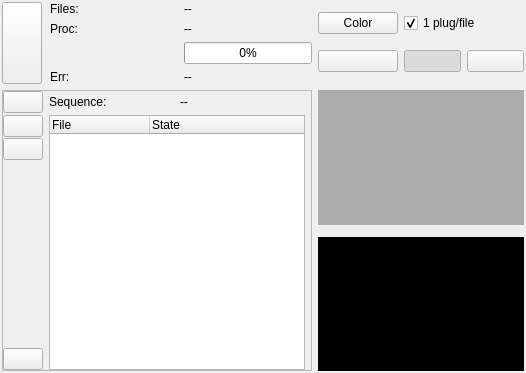
cseyve/piaf, file workflow/tools/ui/batch_progress_widget.ui: the form before one commit.
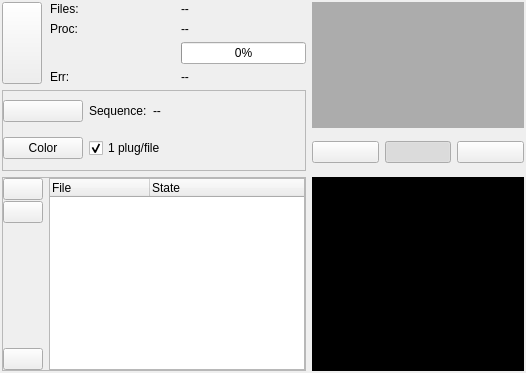
The form after the commit. Icons and pictures are not drawn. Custom widgets are drawn as their Qt base class.

```diff
--- a/workflow/tools/ui/batch_progress_widget.ui
+++ b/workflow/tools/ui/batch_progress_widget.ui
@@ -169,110 +169,7 @@
      </layout>
     </widget>
    </item>
-   <item row="0" column="2">
-    <widget class="QWidget" name="widget_options" native="true">
-     <layout class="QGridLayout" name="gridLayout_2">
-      <property name="margin">
-       <number>0</number>
-      </property>
-      <item row="2" column="0">
-       <widget class="QPushButton" name="recordButton">
-        <property name="toolTip">
-         <string>Record output image or movies</string>
-        </property>
-        <property name="statusTip">
-         <string>Record output image when inputs are still images or movies when inputs are movies</string>
-        </property>
-        <property name="whatsThis">
-         <string>Record output image or movies</string>
-        </property>
-        <property name="text">
-         <string/>
-        </property>
-        <property name="icon">
-         <iconset resource="../../../main/piaf.qrc">
-          <normaloff>:/images/22x22/media-record.png</normaloff>:/images/22x22/media-record.png</iconset>
-        </property>
-        <property name="checkable">
-         <bool>true</bool>
-        </property>
-       </widget>
-      </item>
-      <item row="2" column="2">
-       <widget class="QPushButton" name="viewButton">
-        <property name="toolTip">
-         <string>Display the image output once per second</string>
-        </property>
-        <property name="text">
-         <string/>
-        </property>
-        <property name="icon">
-         <iconset resource="../../../main/piaf.qrc">
-          <normaloff>:/images/16x16/layer-visible-on.png</normaloff>:/images/16x16/layer-visible-on.png</iconset>
-        </property>
-        <property name="shortcut">
-         <string>F5</string>
-        </property>
-        <property name="checkable">
-         <bool>true</bool>
-        </property>
-        <property name="checked">
-         <bool>true</bool>
-        </property>
-       </widget>
-      </item>
-      <item row="0" column="0">
-       <widget class="QPushButton" name="greyButton">
-        <property name="toolTip">
-         <string>if down, the images will be converted to grayscale before processing</string>
-        </property>
-        <property name="statusTip">
-         <string>Process input files in color or in grayscale: conversion is done before sending the images to plugins</string>
-        </property>
-        <property name="text">
-         <string>Color</string>
-        </property>
-        <property name="icon">
-         <iconset resource="../../../main/piaf.qrc">
-          <normaloff>:/images/22x22/view-color.png</normaloff>
-          <activeon>:/images/22x22/view-gray.png</activeon>:/images/22x22/view-color.png</iconset>
-        </property>
-        <property name="checkable">
-         <bool>true</bool>
-        </property>
-       </widget>
-      </item>
-      <item row="2" column="3">
-       <widget class="QPushButton" name="snapButton">
-        <property name="text">
-         <string/>
-        </property>
-        <property name="icon">
-         <iconset resource="../../../main/piaf.qrc">
-          <normaloff>:/images/22x22/document-save.png</normaloff>:/images/22x22/document-save.png</iconset>
-        </property>
-       </widget>
-      </item>
-      <item row="0" column="2" colspan="2">
-       <widget class="QCheckBox" name="reloadPluginCheckBox">
-        <property name="toolTip">
-         <string>Reload plugins at every change of file</string>
-        </property>
-        <property name="statusTip">
-         <string>Reload the plugins at every change of file. If unchecked, all the images will be processed by the same plugin processus (beware of image size changes).</string>
-        </property>
-        <property name="text">
-         <string>1 plug/file</string>
-        </property>
-        <property name="checked">
-         <bool>true</bool>
-        </property>
-       </widget>
-      </item>
-     </layout>
-    </widget>
-   </item>
-   <item row="3" column="2">
+   <item row="3" column="2" rowspan="3">
     <widget class="ImageWidget" name="imageLabel" native="true">
      <property name="sizePolicy">
       <sizepolicy hsizetype="Expanding" vsizetype="Expanding">
@@ -285,26 +182,7 @@
      </property>
     </widget>
    </item>
-   <item row="1" column="2">
-    <widget class="TimeHistogramWidget" name="timeHistoWidget" native="true">
-     <property name="sizePolicy">
-      <sizepolicy hsizetype="Expanding" vsizetype="Expanding">
-       <horstretch>0</horstretch>
-       <verstretch>0</verstretch>
-      </sizepolicy>
-     </property>
-     <property name="toolTip">
-      <string>Processing time histogram</string>
-     </property>
-     <property name="statusTip">
-      <string>Processing time histogram</string>
-     </property>
-     <property name="styleSheet">
-      <string notr="true">background-color: rgb(172, 172, 172);</string>
-     </property>
-    </widget>
-   </item>
-   <item row="1" column="0" rowspan="3">
+   <item row="3" column="0" rowspan="3">
     <widget class="QFrame" name="frame_fileList">
      <property name="frameShape">
       <enum>QFrame::StyledPanel</enum>
@@ -319,7 +197,7 @@
       <property name="margin">
        <number>0</number>
       </property>
-      <item row="1" column="0">
+      <item row="0" column="0">
        <widget class="QWidget" name="filesButtonsWidget" native="true">
         <layout class="QVBoxLayout" name="verticalLayout_4">
          <property name="spacing">
@@ -395,7 +273,7 @@
         </layout>
        </widget>
       </item>
-      <item row="1" column="1" colspan="2">
+      <item row="0" column="1" colspan="2">
        <widget class="QTreeWidget" name="filesTreeWidget">
         <property name="toolTip">
          <string>Files for batch processing</string>
@@ -428,21 +306,54 @@
         </column>
        </widget>
       </item>
-      <item row="0" column="0">
-       <widget class="QPushButton" name="loadButton">
-        <property name="toolTip">
-         <string>Load plugin sequence</string>
-        </property>
+     </layout>
+    </widget>
+   </item>
+   <item row="0" column="2" rowspan="2">
+    <widget class="TimeHistogramWidget" name="timeHistoWidget" native="true">
+     <property name="sizePolicy">
+      <sizepolicy hsizetype="Expanding" vsizetype="Expanding">
+       <horstretch>0</horstretch>
+       <verstretch>0</verstretch>
+      </sizepolicy>
+     </property>
+     <property name="toolTip">
+      <string>Processing time histogram</string>
+     </property>
+     <property name="statusTip">
+      <string>Processing time histogram</string>
+     </property>
+     <property name="styleSheet">
+      <string notr="true">background-color: rgb(172, 172, 172);</string>
+     </property>
+    </widget>
+   </item>
+   <item row="1" column="0" rowspan="2">
+    <widget class="QFrame" name="frame">
+     <property name="sizePolicy">
+      <sizepolicy hsizetype="Preferred" vsizetype="Minimum">
+       <horstretch>0</horstretch>
+       <verstretch>0</verstretch>
+      </sizepolicy>
+     </property>
+     <property name="frameShape">
+      <enum>QFrame::StyledPanel</enum>
+     </property>
+     <property name="frameShadow">
+      <enum>QFrame::Raised</enum>
+     </property>
+     <layout class="QGridLayout" name="gridLayout_5">
+      <property name="margin">
+       <number>0</number>
+      </property>
+      <item row="0" column="2">
+       <widget class="QLabel" name="label_4">
         <property name="text">
-         <string/>
-        </property>
-        <property name="icon">
-         <iconset resource="../../../main/piaf.qrc">
-          <normaloff>:/images/16x16/document-open.png</normaloff>:/images/16x16/document-open.png</iconset>
+         <string>Sequence:</string>
         </property>
        </widget>
       </item>
-      <item row="0" column="2" colspan="2">
+      <item row="0" column="3">
        <widget class="QLabel" name="sequenceLabel">
         <property name="sizePolicy">
          <sizepolicy hsizetype="Expanding" vsizetype="Preferred">
@@ -458,10 +369,120 @@
         </property>
        </widget>
       </item>
+      <item row="1" column="1">
+       <widget class="QPushButton" name="greyButton">
+        <property name="toolTip">
+         <string>if down, the images will be converted to grayscale before processing</string>
+        </property>
+        <property name="statusTip">
+         <string>Process input files in color or in grayscale: conversion is done before sending the images to plugins</string>
+        </property>
+        <property name="text">
+         <string>Color</string>
+        </property>
+        <property name="icon">
+         <iconset resource="../../../main/piaf.qrc">
+          <normaloff>:/images/22x22/view-color.png</normaloff>
+          <activeon>:/images/22x22/view-gray.png</activeon>:/images/22x22/view-color.png</iconset>
+        </property>
+        <property name="checkable">
+         <bool>true</bool>
+        </property>
+       </widget>
+      </item>
       <item row="0" column="1">
-       <widget class="QLabel" name="label_4">
+       <widget class="QPushButton" name="loadButton">
+        <property name="toolTip">
+         <string>Load plugin sequence</string>
+        </property>
         <property name="text">
-         <string>Sequence:</string>
+         <string/>
+        </property>
+        <property name="icon">
+         <iconset resource="../../../main/piaf.qrc">
+          <normaloff>:/images/16x16/document-open.png</normaloff>:/images/16x16/document-open.png</iconset>
+        </property>
+       </widget>
+      </item>
+      <item row="1" column="2" colspan="2">
+       <widget class="QCheckBox" name="reloadPluginCheckBox">
+        <property name="toolTip">
+         <string>Reload plugins at every change of file</string>
+        </property>
+        <property name="statusTip">
+         <string>Reload the plugins at every change of file. If unchecked, all the images will be processed by the same plugin processus (beware of image size changes).</string>
+        </property>
+        <property name="text">
+         <string>1 plug/file</string>
+        </property>
+        <property name="checked">
+         <bool>true</bool>
+        </property>
+       </widget>
+      </item>
+     </layout>
+    </widget>
+   </item>
+   <item row="2" column="2">
+    <widget class="QWidget" name="widget_options" native="true">
+     <layout class="QGridLayout" name="gridLayout_2">
+      <property name="margin">
+       <number>0</number>
+      </property>
+      <item row="2" column="0">
+       <widget class="QPushButton" name="recordButton">
+        <property name="toolTip">
+         <string>Record output image or movies</string>
+        </property>
+        <property name="statusTip">
+         <string>Record output image when inputs are still images or movies when inputs are movies</string>
+        </property>
+        <property name="whatsThis">
+         <string>Record output image or movies</string>
+        </property>
+        <property name="text">
+         <string/>
+        </property>
+        <property name="icon">
+         <iconset resource="../../../main/piaf.qrc">
+          <normaloff>:/images/22x22/media-record.png</normaloff>:/images/22x22/media-record.png</iconset>
+        </property>
+        <property name="checkable">
+         <bool>true</bool>
+        </property>
+       </widget>
+      </item>
+      <item row="2" column="2">
+       <widget class="QPushButton" name="viewButton">
+        <property name="toolTip">
+         <string>Display the image output once per second</string>
+        </property>
+        <property name="text">
+         <string/>
+        </property>
+        <property name="icon">
+         <iconset resource="../../../main/piaf.qrc">
+          <normaloff>:/images/16x16/layer-visible-on.png</normaloff>:/images/16x16/layer-visible-on.png</iconset>
+        </property>
+        <property name="shortcut">
+         <string>F5</string>
+        </property>
+        <property name="checkable">
+         <bool>true</bool>
+        </property>
+        <property name="checked">
+         <bool>true</bool>
+        </property>
+       </widget>
+      </item>
+      <item row="2" column="3">
+       <widget class="QPushButton" name="snapButton">
+        <property name="text">
+         <string/>
+        </property>
+        <property name="icon">
+         <iconset resource="../../../main/piaf.qrc">
+          <normaloff>:/images/22x22/document-save.png</normaloff>:/images/22x22/document-save.png</iconset>
         </property>
        </widget>
       </item>
```
